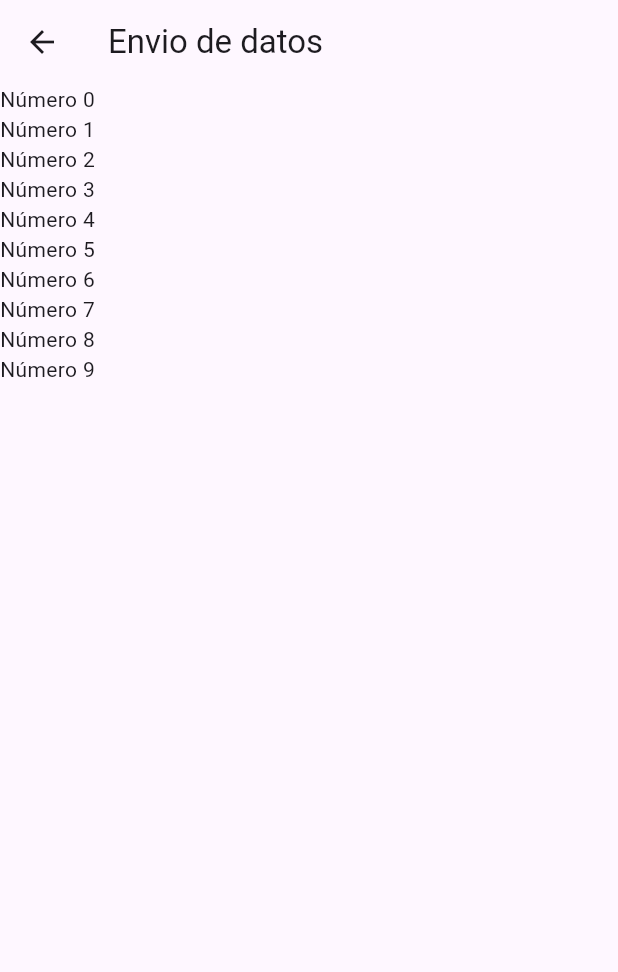
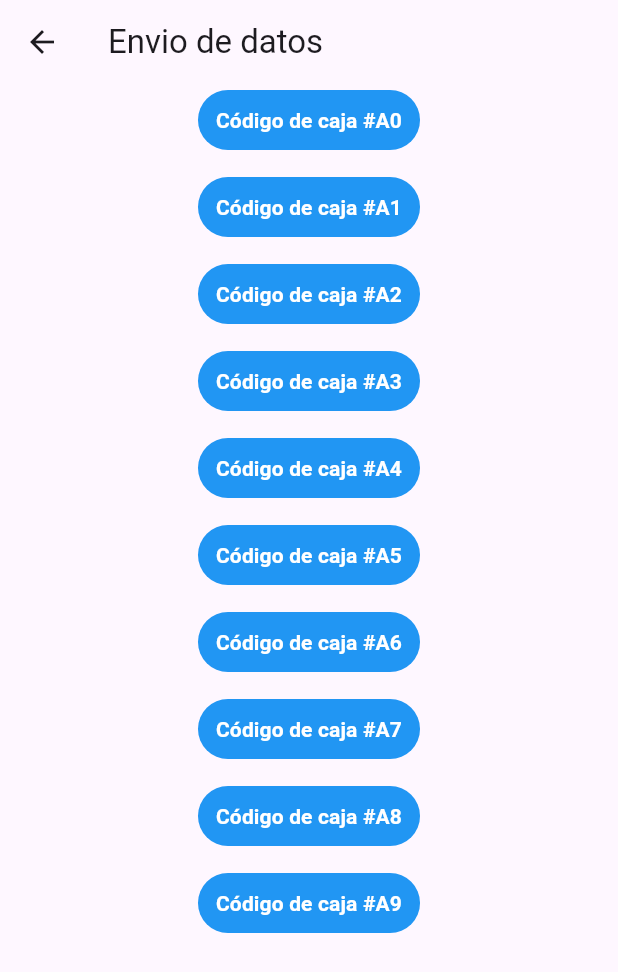
Before and after one commit to RafaEscobar/Flutter-Info-between-screens, a Flutter app: the ScreenThree screen opened directly, on a phone screen of 412 x 824 dp. Shown: the top 972 px of the screen. Run offline on Flutter 3.47's test engine with Material 3 defaults, Android fonts, the light colour scheme and no system bars.

Commit message:
Agrega coloreado de btn especial

```diff
--- a/lib/presentation/screens/screen_one.dart
+++ b/lib/presentation/screens/screen_one.dart
@@ -1,4 +1,5 @@
 import 'package:flutter/material.dart';
+import 'package:navigate_between_screens/presentation/screens/screen_three.dart';
 import 'package:navigate_between_screens/presentation/screens/screen_two.dart';
 
 class ScreenOne extends StatelessWidget {
@@ -29,7 +30,7 @@ class ScreenOne extends StatelessWidget {
             onPressed: (){
               Navigator.push(
                 context,
-                MaterialPageRoute(builder: (context) => const ScreenTwo()),
+                MaterialPageRoute(builder: (context) => const ScreenThree()),
               );
             },
             child: const Text('Ir a pantalla 3')
--- a/lib/presentation/screens/screen_three.dart
+++ b/lib/presentation/screens/screen_three.dart
@@ -5,6 +5,7 @@ class ScreenThree extends StatelessWidget{
 
   @override
   Widget build(BuildContext context){
+    final Size size = MediaQuery.of(context).size;
     return Scaffold(
       appBar: AppBar(
         title: const Text('Envio de datos'),
@@ -12,7 +13,25 @@ class ScreenThree extends StatelessWidget{
       body: Center(
         child: ListView.builder(
           itemCount: 10,
-          itemBuilder: (context, index) => Text('Número $index'),
+          itemBuilder: (context, index) => Column(
+            children: [
+              TextButton(
+                style: const ButtonStyle(
+                  backgroundColor: WidgetStatePropertyAll(Colors.blue)
+                ),
+                onPressed: (){},
+                child: Text(
+                  'Código de caja #A$index',
+                  textAlign: TextAlign.center,
+                  style: const TextStyle(
+                    color: Colors.white,
+                    fontWeight: FontWeight.w600
+                  ),
+                ),
+              ),
+              const SizedBox(height: 10,)
+            ],
+          )
         )
       ),
     );
```
